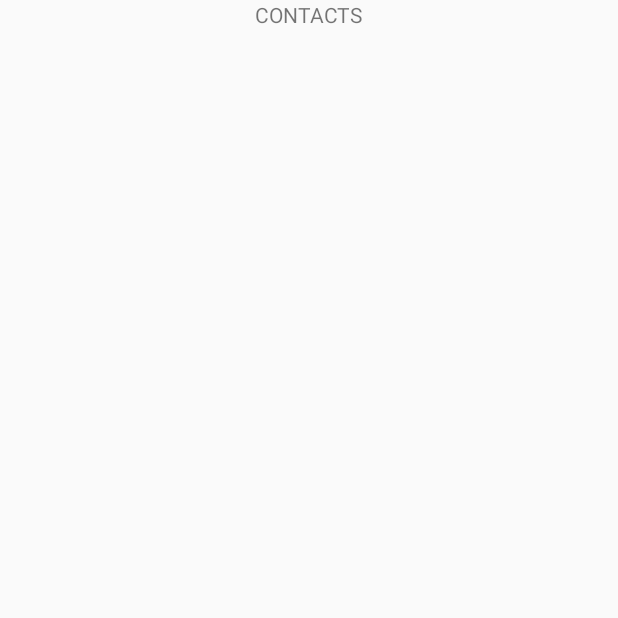
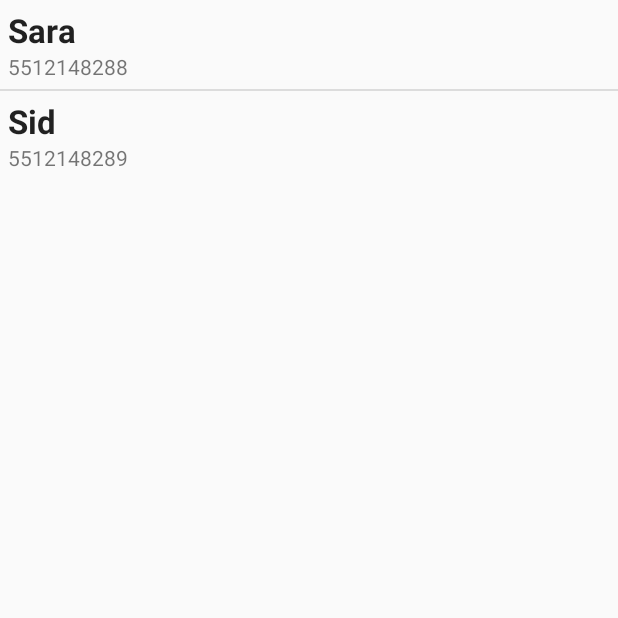
Before and after one commit to saramgs28/MomentChatFrontEnd, an Android app: the Main2Activity screen opened directly, with no data from a screen before it, on a phone screen of 412 x 824 dp, the top half of it. Before the commit the part shown is almost empty. Run offline under Robolectric (Android 15) with nearby library versions, the phone set to English and light mode, and no system bars.

Commit message:
everything works but no the fragmentchatconversation

```diff
--- /dev/null
+++ b/AndroidChatMomentChat/app/src/main/java/com/saram/androidchatmomentchat/Contact.java
@@ -0,0 +1,24 @@
+package com.saram.androidchatmomentchat;
+
+public class Contact {
+
+        public String name;
+        public String phone;
+
+        public Contact(String name, String phone){
+
+            this.name = name;
+            this.phone = phone;
+
+        }
+
+        public void setName(String name){
+            this.name = name;
+        }
+        public void setPhone(String phone){
+            this.phone = phone;}
+
+        public String getName(){return name;}
+        public String getPhone(){return phone;}
+
+    }
--- /dev/null
+++ b/AndroidChatMomentChat/app/src/main/java/com/saram/androidchatmomentchat/ContactAdapter.java
@@ -0,0 +1,35 @@
+package com.saram.androidchatmomentchat;
+
+
+import android.content.Context;
+import android.view.LayoutInflater;
+import android.view.View;
+import android.view.ViewGroup;
+import android.widget.ArrayAdapter;
+import android.widget.TextView;
+
+import java.util.ArrayList;
+
+public class ContactAdapter extends ArrayAdapter<Contact> {
+        public ContactAdapter(Context context, ArrayList<Contact> contacts) {
+            super(context, 0, contacts);
+        }
+
+        @Override
+        public View getView(int position, View convertView, ViewGroup parent) {
+            // Get the data item for this position
+            Contact contact = getItem(position);
+            // Check if an existing view is being reused, otherwise inflate the view
+            if (convertView == null) {
+                convertView = LayoutInflater.from(getContext()).inflate(R.layout.list_item, parent, false);
+            }
+            // Lookup view for data population
+            TextView tvName = (TextView) convertView.findViewById(R.id.text_item_name);
+            TextView tvPhone = (TextView) convertView.findViewById(R.id.text_item_phone);
+            // Populate the data into the template view using the data object
+            tvName.setText(contact.name);
+            tvPhone.setText(contact.phone);
+            // Return the completed view to render on screen
+            return convertView;
+        }
+}
--- a/AndroidChatMomentChat/app/src/main/java/com/saram/androidchatmomentchat/FragmentChat.java
+++ b/AndroidChatMomentChat/app/src/main/java/com/saram/androidchatmomentchat/FragmentChat.java
@@ -1,15 +1,22 @@
 package com.saram.androidchatmomentchat;
 
 import android.os.Bundle;
+import android.support.v4.app.Fragment;
+import android.support.v4.app.FragmentTransaction;
 import android.view.LayoutInflater;
 import android.view.View;
 import android.view.ViewGroup;
-import android.support.v4.app.Fragment;
+import android.widget.AdapterView;
+import android.widget.ListView;
 
-/**
- * Created by saram on 4/9/2016.
- */
+import java.util.ArrayList;
+
+
 public class FragmentChat extends Fragment{
+
+    ListView list_conversations;
+    ArrayList<Contact> ArrayContacts; //test
+    ContactAdapter myAdapter;
 
     public static FragmentChat newInstance() {
         FragmentChat fragment = new FragmentChat();
@@ -22,6 +29,26 @@ public class FragmentChat extends Fragment{
     @Override
     public View onCreateView(LayoutInflater inflater, ViewGroup container, Bundle savedInstanceState) {
         View rootView = inflater.inflate(R.layout.fragment_chat, container, false);
+        //Test: create the fake contacts. We have to take them from the database
+        ArrayContacts=new ArrayList<Contact>();
+        ArrayContacts.add(new Contact("Sara", "5512148288"));
+        ArrayContacts.add(new Contact("Sid", "5512148289"));
+
+        list_conversations = (ListView) rootView.findViewById(R.id.list_conversations);
+        myAdapter= new ContactAdapter(getContext(), ArrayContacts);
+        list_conversations.setAdapter(myAdapter);//relacionar el adaptador con la listview.
+
+        //PREST ANY ITEM
+        list_conversations.setOnItemClickListener(new AdapterView.OnItemClickListener() {
+            @Override
+            public void onItemClick(AdapterView<?> parent, View view, int position,
+                                    long id) {
+                FragmentTransaction fragmentTransaction = getFragmentManager().beginTransaction();
+                fragmentTransaction.add(R.id.form, FragmentChatConversation.newInstance());
+                //FragmentChatConversation.newInstance();
+                //Toast.makeText(getContext(), "ENTRA AQUI", Toast.LENGTH_LONG).show();
+            }
+        });
         return rootView;
     }
 }
--- a/AndroidChatMomentChat/app/src/main/java/com/saram/androidchatmomentchat/FragmentChatConversation.java
+++ b/AndroidChatMomentChat/app/src/main/java/com/saram/androidchatmomentchat/FragmentChatConversation.java
@@ -7,12 +7,9 @@ import android.view.View;
 import android.view.ViewGroup;
 
 
-/**
- * Created by saram on 4/9/2016.
- */
 public class FragmentChatConversation extends Fragment {
 
-    public static FragmentChatConversation newInstance() {
+    public static final FragmentChatConversation newInstance() {
         FragmentChatConversation fragment = new FragmentChatConversation();
         return fragment;
     }
@@ -22,7 +19,7 @@ public class FragmentChatConversation extends Fragment {
 
     @Override
     public View onCreateView(LayoutInflater inflater, ViewGroup container, Bundle savedInstanceState) {
-        View rootView = inflater.inflate(R.layout.fragment_contacts, container, false);
+        View rootView = inflater.inflate(R.layout.fragment_chat_conversation, container, false);
         return rootView;
     }
 }
--- a/AndroidChatMomentChat/app/src/main/java/com/saram/androidchatmomentchat/FragmentContacts.java
+++ b/AndroidChatMomentChat/app/src/main/java/com/saram/androidchatmomentchat/FragmentContacts.java
@@ -5,11 +5,15 @@ import android.support.v4.app.Fragment;
 import android.view.LayoutInflater;
 import android.view.View;
 import android.view.ViewGroup;
+import android.widget.ListView;
 
-/**
- * Created by saram on 4/9/2016.
- */
+import java.util.ArrayList;
+
 public class FragmentContacts extends Fragment {
+
+    ListView list_contacts;
+    ArrayList<Contact> ArrayContacts; //test
+    ContactAdapter myAdapter;
 
     public static FragmentContacts newInstance() {
         FragmentContacts fragment = new FragmentContacts();
@@ -22,6 +26,16 @@ public class FragmentContacts extends Fragment {
     @Override
     public View onCreateView(LayoutInflater inflater, ViewGroup container, Bundle savedInstanceState) {
         View rootView = inflater.inflate(R.layout.fragment_contacts, container, false);
+
+        //Test: create the fake contacts. We have to take them from the database
+        ArrayContacts=new ArrayList<Contact>();
+        ArrayContacts.add(new Contact("SaraContact", "5512148288"));
+        ArrayContacts.add(new Contact("SidContact", "5512148289"));
+
+        list_contacts = (ListView) rootView.findViewById(R.id.list_contacts);
+        myAdapter= new ContactAdapter(getContext(), ArrayContacts);
+        list_contacts.setAdapter(myAdapter);//relacionar el adaptador con la listview.
+
         return rootView;
     }
 }
--- a/AndroidChatMomentChat/app/src/main/res/layout/fragment_chat.xml
+++ b/AndroidChatMomentChat/app/src/main/res/layout/fragment_chat.xml
@@ -4,8 +4,14 @@ android:layout_width="fill_parent"
 android:layout_height="fill_parent"
 android:orientation="vertical" >
 
+    <TextView
+        android:layout_width="wrap_content"
+        android:layout_height="wrap_content"
+        android:textAppearance="?android:attr/textAppearanceSmall"
+        android:id="@+id/textView"
+        android:layout_gravity="center_horizontal" />
     <ListView
-    android:id="@+id/listView1"
+        android:id="@+id/list_conversations"
         android:layout_width="match_parent"
         android:layout_height="wrap_content"
         android:layout_marginBottom="80dp">
@@ -20,5 +26,4 @@ android:orientation="vertical" >
         android:orientation="vertical" >
 
     </RelativeLayout>
-
 </RelativeLayout>
--- a/AndroidChatMomentChat/app/src/main/res/layout/fragment_chat_conversation.xml
+++ b/AndroidChatMomentChat/app/src/main/res/layout/fragment_chat_conversation.xml
@@ -13,7 +13,7 @@
             android:layout_height="wrap_content"
             android:layout_gravity="center"
             android:layout_margin="5dip"
-            android:background="@drawable/ReceiverToSender_audio"
+            android:background="@drawable/receivertosender_audio"
             android:paddingLeft="10dip"
             android:textColor="@android:color/primary_text_light" />
 
--- a/AndroidChatMomentChat/app/src/main/res/layout/fragment_main2.xml
+++ b/AndroidChatMomentChat/app/src/main/res/layout/fragment_main2.xml
@@ -8,9 +8,4 @@
     android:paddingTop="@dimen/activity_vertical_margin"
     tools:context="com.saram.androidchatmomentchat.Main2Activity$PlaceholderFragment">
 
-    <TextView
-        android:id="@+id/section_label"
-        android:layout_width="wrap_content"
-        android:layout_height="wrap_content" />
-
 </RelativeLayout>
--- /dev/null
+++ b/AndroidChatMomentChat/app/src/main/res/layout/list_item.xml
@@ -0,0 +1,22 @@
+<?xml version="1.0" encoding="utf-8"?>
+<RelativeLayout xmlns:android="http://schemas.android.com/apk/res/android"
+    android:layout_width="match_parent" android:layout_height="wrap_content"
+    android:padding="5dp">
+
+    <TextView
+        android:layout_width="wrap_content"
+        android:layout_height="wrap_content"
+        android:id="@+id/text_item_name"
+        android:text="Name"
+        android:layout_alignParentTop="true"
+        android:textAppearance="@android:style/TextAppearance.Holo.Large"
+        android:textStyle="bold" />
+
+    <TextView
+        android:layout_width="wrap_content"
+        android:layout_height="wrap_content"
+        android:id="@+id/text_item_phone"
+        android:text="phone"
+        android:layout_below="@+id/text_item_name"
+        android:layout_alignParentBottom="true" />
+</RelativeLayout>
```
Also changed, not shown: AndroidChatMomentChat/app/src/main/java/com/saram/androidchatmomentchat/ContactArrayAdapter.java (added, +55 -0 lines), AndroidChatMomentChat/app/src/main/java/com/saram/androidchatmomentchat/Main2Activity.java (+8 -13 lines), AndroidChatMomentChat/app/src/main/res/layout/fragment_contacts.xml (+16 -1 lines). Lines whose indentation alone changed are shown as unchanged.
